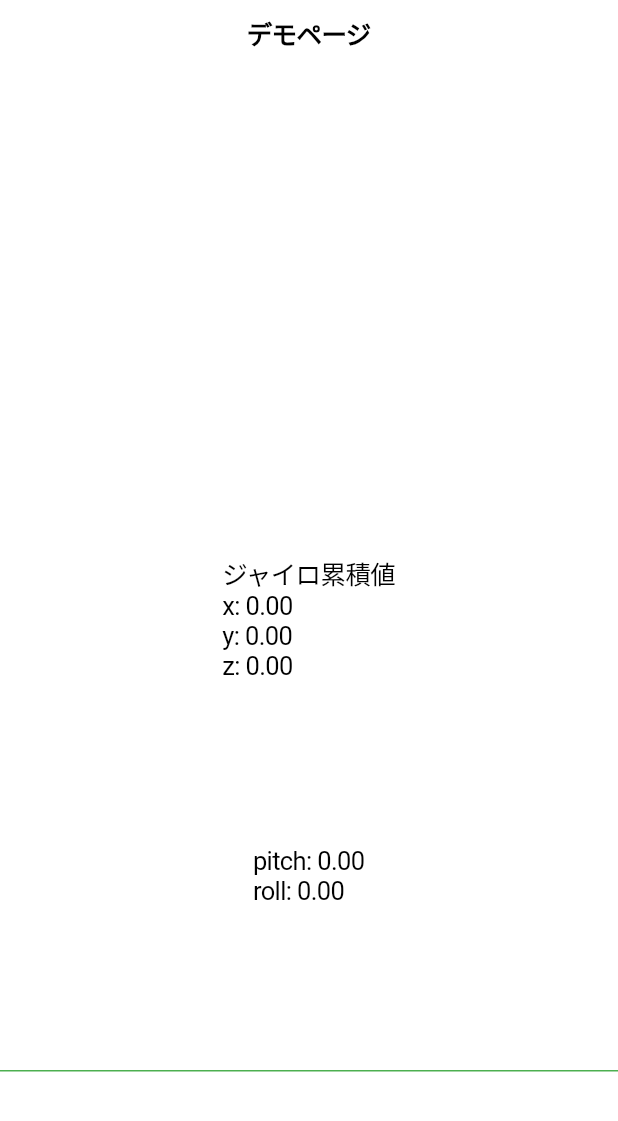
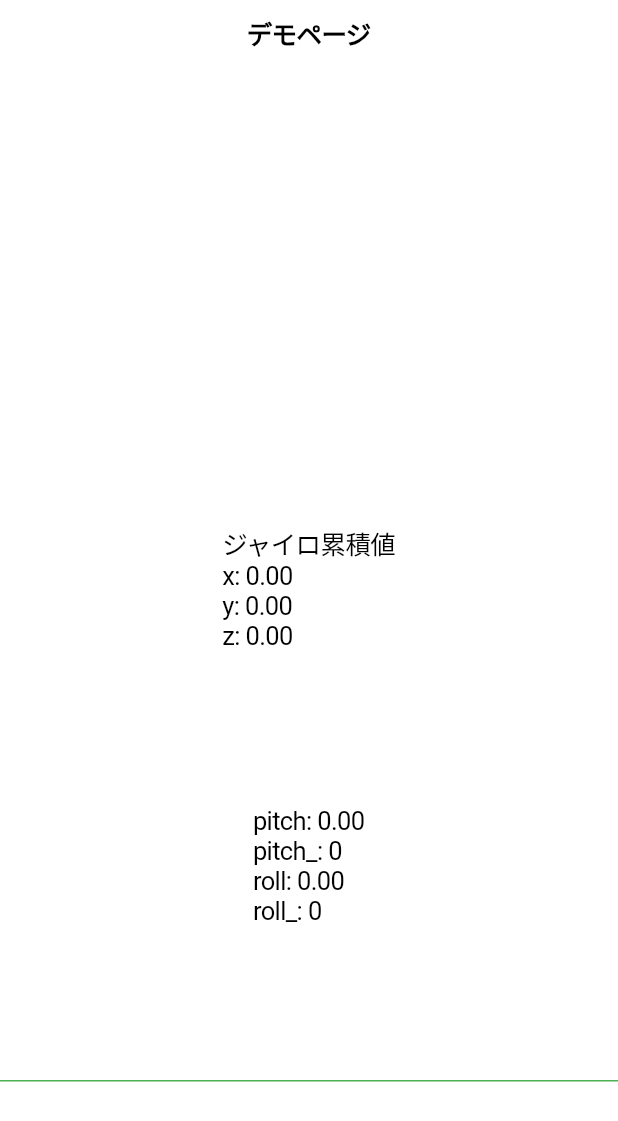
Before and after one commit to HayataTakagi/flutter-camera-tutorial, a Flutter app: the screen it shows after launch, on a phone screen of 412 x 824 dp. Shown: the top 1121 px of the screen. Run offline on Flutter 3.47's test engine with Material 3 defaults, Android fonts, the phone set to English and light mode, and no system bars; our stand-ins replace sensors_plus; missing offline and left inert: aeyrium_sensor.

Commit message:
角度を表示

```diff
--- a/lib/main.dart
+++ b/lib/main.dart
@@ -1,3 +1,5 @@
+import 'dart:math';
+
 import 'package:aeyrium_sensor/aeyrium_sensor.dart';
 import 'package:flutter/cupertino.dart';
 import 'package:flutter/material.dart';
@@ -39,7 +41,9 @@ class _MyHomePageState extends State<MyHomePage> {
   double g_y = 0;
   double g_z = 0;
   double pitch = 0;
+  double pitch_ = 0;
   double roll = 0;
+  double roll_ = 0;
 
   @override
   Widget build(BuildContext context) {
@@ -55,15 +59,15 @@ class _MyHomePageState extends State<MyHomePage> {
             Text(
                 "ジャイロ累積値\nx: ${g_x.toStringAsFixed(2)}\ny: ${g_y.toStringAsFixed(2)}\nz: ${g_z.toStringAsFixed(2)}"),
             Text(
-                "pitch: ${pitch.toStringAsFixed(2)}\nroll: ${roll.toStringAsFixed(2)}"),
+                "pitch: ${pitch.toStringAsFixed(2)}\npitch_: ${pitch_.round()}\nroll: ${roll.toStringAsFixed(2)}\nroll_: ${roll_.round()}"),
             Container(
               transform: Matrix4.rotationZ(roll),
               transformAlignment: Alignment.center,
               child: Container(
-                width: 2000,
+                  width: 2000,
                   decoration: const BoxDecoration(
-                border: Border(bottom: BorderSide(color: Colors.green)),
-              )),
+                    border: Border(bottom: BorderSide(color: Colors.green)),
+                  )),
             )
           ],
         ));
@@ -96,7 +100,9 @@ class _MyHomePageState extends State<MyHomePage> {
       // print("Pitch ${event.pitch} and Roll ${event.roll}");
       setState(() {
         pitch = event.pitch;
+        pitch_ = event.pitch * 180 / pi;
         roll = event.roll;
+        roll_ = event.roll * 180 / pi;
       });
     });
   }
```
